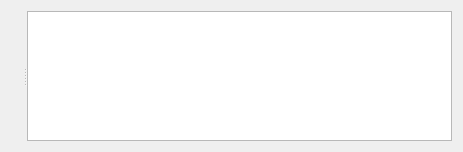
Old version of the form client/widgets/card.ui in the repository ilManno/OPCUA_PyClient_NodeServer.
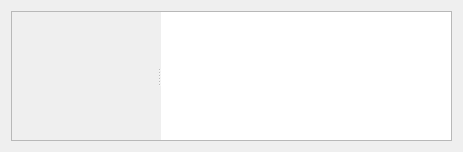
New version of the form.

```diff
--- a/client/widgets/card.ui
+++ b/client/widgets/card.ui
@@ -16,11 +16,39 @@
   <layout class="QGridLayout" name="gridLayout">
    <item row="0" column="0">
     <widget class="QSplitter" name="splitter">
+     <property name="frameShape">
+      <enum>QFrame::StyledPanel</enum>
+     </property>
      <property name="orientation">
       <enum>Qt::Horizontal</enum>
      </property>
      <widget class="QLabel" name="icon"/>
-     <widget class="QListView" name="variablesView"/>
+     <widget class="QTableView" name="variablesView">
+      <property name="frameShape">
+       <enum>QFrame::NoFrame</enum>
+      </property>
+      <property name="sizeAdjustPolicy">
+       <enum>QAbstractScrollArea::AdjustToContents</enum>
+      </property>
+      <property name="verticalScrollMode">
+       <enum>QAbstractItemView::ScrollPerPixel</enum>
+      </property>
+      <property name="horizontalScrollMode">
+       <enum>QAbstractItemView::ScrollPerPixel</enum>
+      </property>
+      <property name="showGrid">
+       <bool>false</bool>
+      </property>
+      <attribute name="horizontalHeaderVisible">
+       <bool>false</bool>
+      </attribute>
+      <attribute name="horizontalHeaderStretchLastSection">
+       <bool>true</bool>
+      </attribute>
+      <attribute name="verticalHeaderVisible">
+       <bool>false</bool>
+      </attribute>
+     </widget>
     </widget>
    </item>
   </layout>
```
